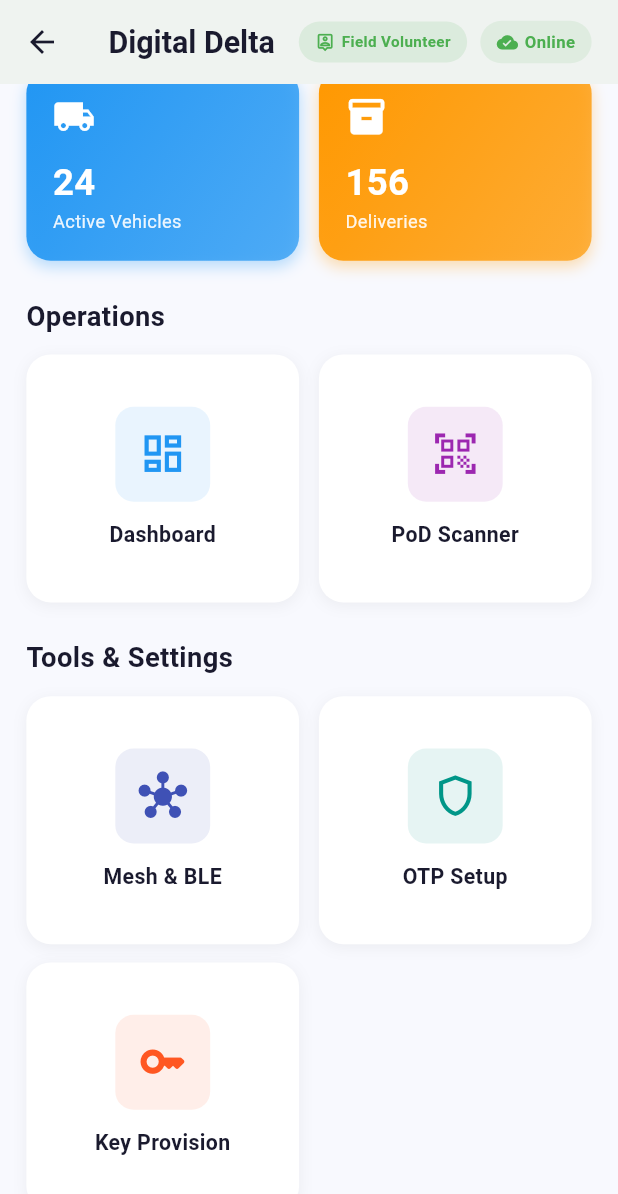
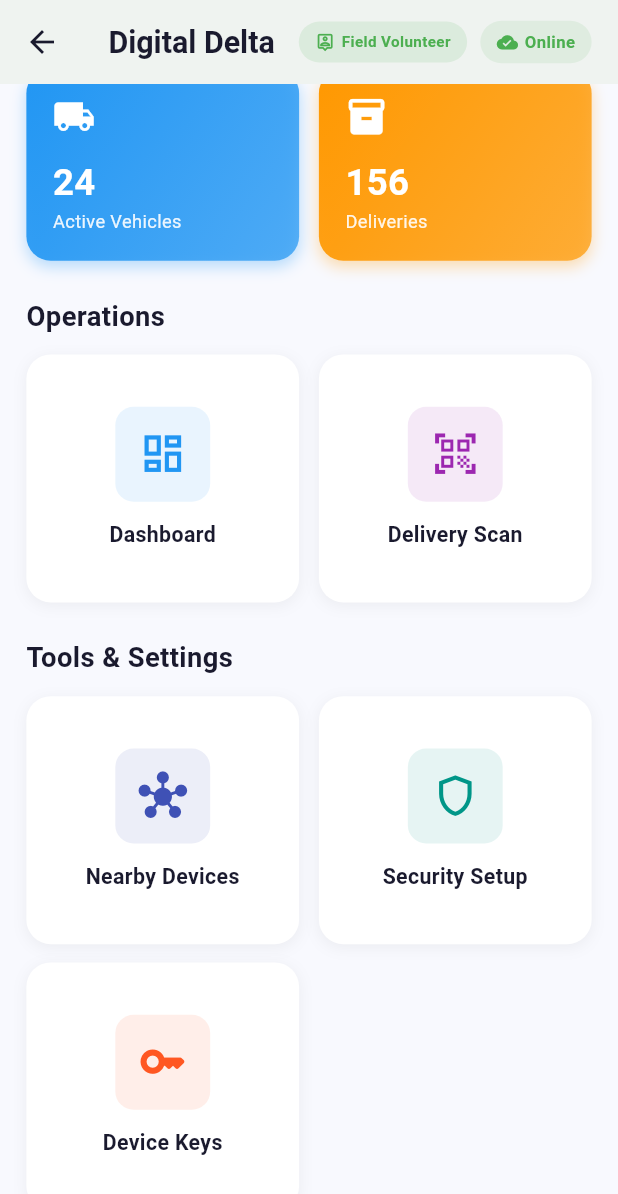
Before and after one commit to kernosquad/Digital-Delta, a Flutter app: the HomeScreen screen opened by its route, scrolled down 112 dp, on a phone screen of 412 x 824 dp. Shown: the top 1194 px of the screen. Run offline on Flutter 3.47's test engine with Material 3 defaults, Android fonts, the phone set to English and light mode, and no system bars; drawn by our look-alikes of toastification; our stand-ins replace battery_plus, connectivity_plus, device_info_plus, dio, flutter_blue_plus, flutter_form_builder and 10 more; missing offline and left inert: asn1lib, cryptography, flutter_reactive_ble, mobile_scanner, otp, pointycastle and 1 more; accounts and stored records are empty; network calls fail; Roboto replaces fonts that are missing (SFProDisplay); statements that could not run were skipped.

Commit message:
feat: update card titles for improved clarity in HomeScreen

```diff
--- a/apps/digital_delta_mobile_app/lib/presentation/screen/home/home_screen.dart
+++ b/apps/digital_delta_mobile_app/lib/presentation/screen/home/home_screen.dart
@@ -68,7 +68,7 @@ List<_Card> _operationCards(BuildContext context) => [
         permission: Permission.manageInventory,
       ),
       _Card(
-        title: 'PoD Scanner',
+        title: 'Delivery Scan',
         icon: Icons.qr_code_scanner,
         color: Colors.purple,
         onTapBuilder: (ctx) =>
@@ -79,7 +79,7 @@ List<_Card> _operationCards(BuildContext context) => [
 
 List<_Card> _toolCards(BuildContext context) => [
       _Card(
-        title: 'Mesh & BLE',
+        title: 'Nearby Devices',
         icon: Icons.hub_rounded,
         color: Colors.indigo,
         onTapBuilder: (ctx) =>
@@ -87,14 +87,14 @@ List<_Card> _toolCards(BuildContext context) => [
         // All roles need offline mesh / BLE
       ),
       _Card(
-        title: 'OTP Setup',
+        title: 'Security Setup',
         icon: Icons.shield_outlined,
         color: Colors.teal,
         onTapBuilder: (ctx) => () => Navigator.pushNamed(ctx, Routes.otpSetup),
         // All roles configure their own 2FA
       ),
       _Card(
-        title: 'Key Provision',
+        title: 'Device Keys',
         icon: Icons.key_rounded,
         color: Colors.deepOrange,
         onTapBuilder: (ctx) =>
@@ -102,7 +102,7 @@ List<_Card> _toolCards(BuildContext context) => [
         // All roles manage their own device keys
       ),
       _Card(
-        title: 'Sync Admin',
+        title: 'Data Sync',
         icon: Icons.sync_problem_outlined,
         color: Colors.red,
         onTapBuilder: (_) => () {},
```
